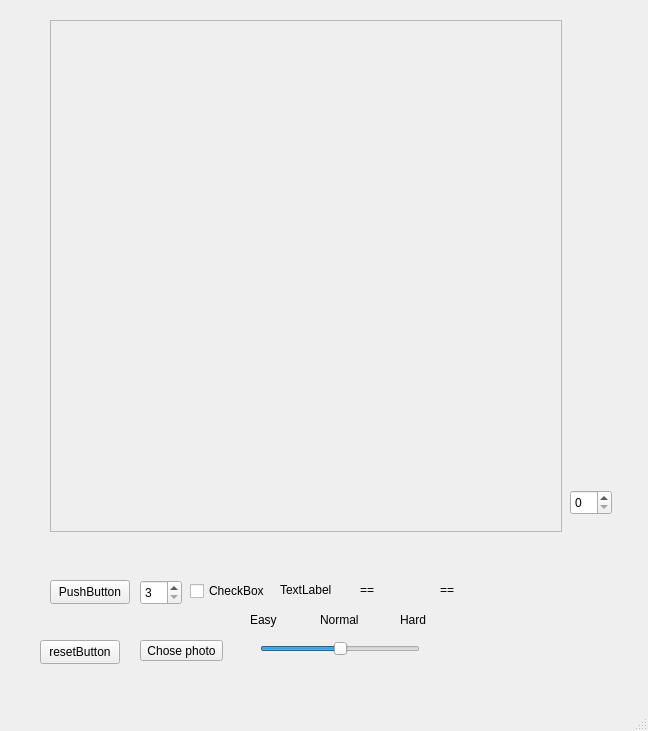
Qt form Puzzle_Grzegorz_Wojciechowski/mainwindow.ui (GrzegorzWojciechowski/Puzzle_Grzegorz_Wojciechowski) before a commit.
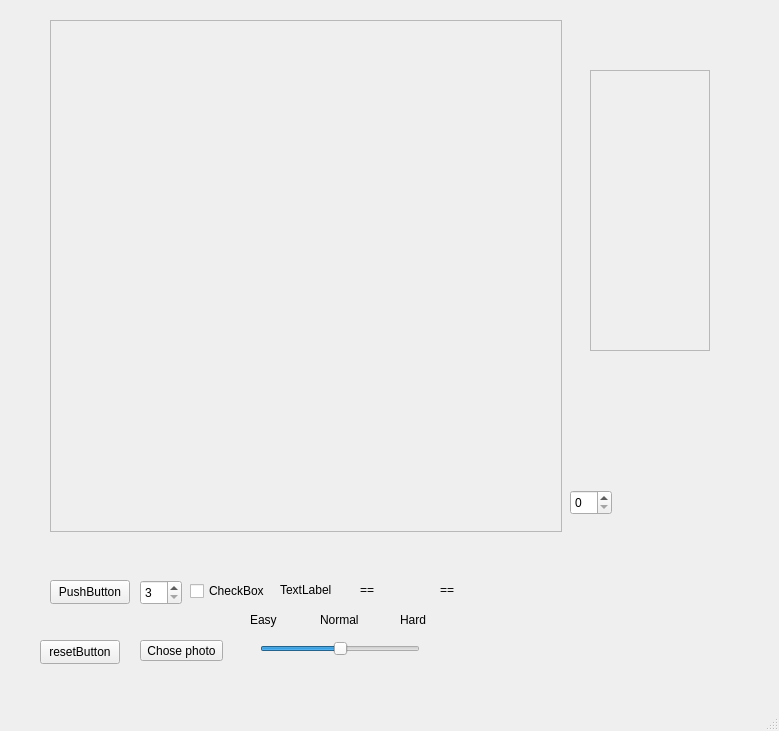
The same form after that commit.

```diff
--- a/Puzzle_Grzegorz_Wojciechowski/mainwindow.ui
+++ b/Puzzle_Grzegorz_Wojciechowski/mainwindow.ui
@@ -6,7 +6,7 @@
    <rect>
     <x>0</x>
     <y>0</y>
-    <width>648</width>
+    <width>779</width>
     <height>731</height>
    </rect>
   </property>
@@ -214,6 +214,22 @@
      <string>Hard</string>
     </property>
    </widget>
+   <widget class="QFrame" name="scoreBoardFrame">
+    <property name="geometry">
+     <rect>
+      <x>590</x>
+      <y>70</y>
+      <width>120</width>
+      <height>281</height>
+     </rect>
+    </property>
+    <property name="frameShape">
+     <enum>QFrame::StyledPanel</enum>
+    </property>
+    <property name="frameShadow">
+     <enum>QFrame::Raised</enum>
+    </property>
+   </widget>
   </widget>
   <widget class="QMenuBar" name="menubar">
    <property name="geometry">
```
Left out of the diff: 2 changed lines with no effect on the pictures.
